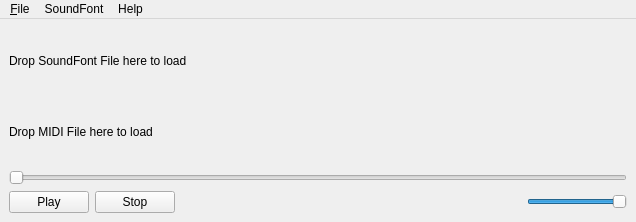
First picture: the form in app/mainwindow.ui, repository BLumia/pineapple-midi-player, before the edit.
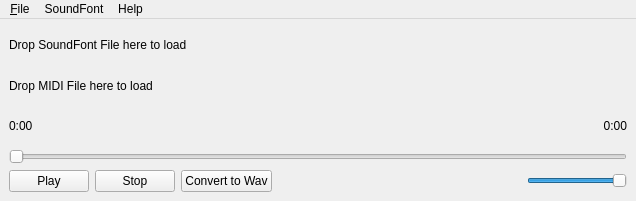
Second picture: the form after the edit. Icons and pictures are not drawn.

Commit message: feat: support render to wav file

The edit to the form file:
```diff
--- a/app/mainwindow.ui
+++ b/app/mainwindow.ui
@@ -7,7 +7,7 @@
     <x>0</x>
     <y>0</y>
     <width>636</width>
-    <height>222</height>
+    <height>201</height>
    </rect>
   </property>
   <property name="minimumSize">
@@ -39,6 +39,27 @@
       </property>
      </widget>
     </item>
+    <item>
+     <layout class="QHBoxLayout" name="horizontalLayout_2">
+      <item>
+       <widget class="QLabel" name="curTimeLabel">
+        <property name="text">
+         <string>0:00</string>
+        </property>
+       </widget>
+      </item>
+      <item>
+       <widget class="QLabel" name="durationLabel">
+        <property name="text">
+         <string>0:00</string>
+        </property>
+        <property name="alignment">
+         <set>Qt::AlignRight|Qt::AlignTrailing|Qt::AlignVCenter</set>
+        </property>
+       </widget>
+      </item>
+     </layout>
+    </item>
     <item>
      <widget class="QSlider" name="seekSlider">
       <property name="orientation">
@@ -62,6 +83,13 @@
         </property>
        </widget>
       </item>
+      <item>
+       <widget class="QPushButton" name="renderBtn">
+        <property name="text">
+         <string>Convert to Wav</string>
+        </property>
+       </widget>
+      </item>
       <item>
        <spacer name="horizontalSpacer">
         <property name="orientation">
```
The commit also changes 7 other files.
